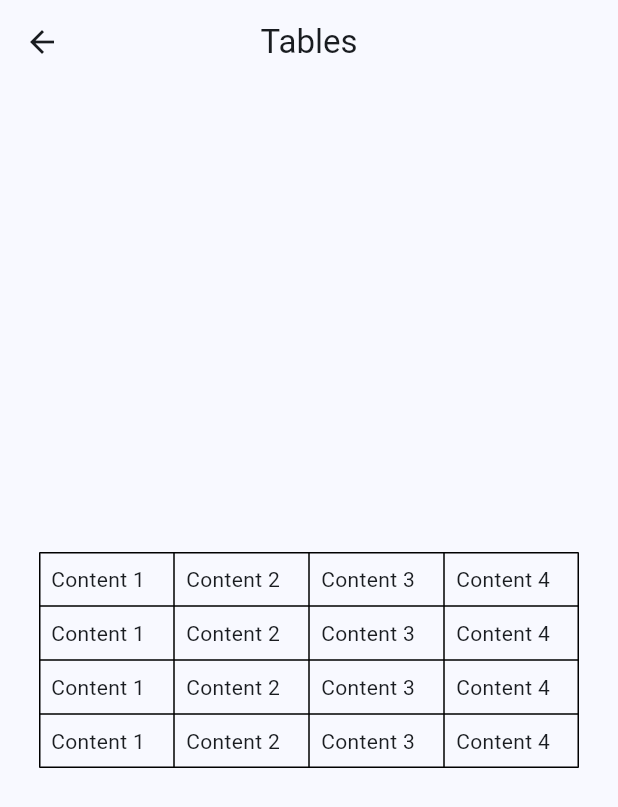
After one commit to delbertkimbi/Widget-of-the-day, a Flutter app: the TablesPage screen opened directly, on a phone screen of 412 x 824 dp. The commit adds this screen. Shown: the top 807 px of the screen. Run offline on Flutter 3.47's test engine with Material 3 defaults, Android fonts, the phone set to English and light mode, and no system bars.

Commit message:
Tables => Flutter wideget of the day

```diff
--- a/flutter_widgets/lib/widgets/card.dart
+++ b/flutter_widgets/lib/widgets/card.dart
@@ -1,3 +1,4 @@
+
 import 'package:flutter/material.dart';
 
 class CardPage extends StatefulWidget {
--- /dev/null
+++ b/flutter_widgets/lib/widgets/tables.dart
@@ -0,0 +1,49 @@
+import 'package:flutter/material.dart';
+
+class TablesPage extends StatefulWidget {
+  const TablesPage({super.key});
+
+  @override
+  State<TablesPage> createState() => _TablesPageState();
+}
+
+class _TablesPageState extends State<TablesPage> {
+  TableRow tableRow =const TableRow(children: [
+    Padding(padding: EdgeInsets.all(8),
+    child: Text("Content 1"),
+    ),
+        Padding(padding: EdgeInsets.all(8),
+    child: Text("Content 2"),
+    ),
+        Padding(padding: EdgeInsets.all(8),
+    child: Text("Content 3"),
+    ),
+        Padding(padding: EdgeInsets.all(8),
+    child: Text("Content 4"),
+    ),
+  ]);
+
+  @override
+  Widget build(BuildContext context) {
+    return Scaffold(
+      appBar: AppBar(
+        title:const Text("Tables"),
+        centerTitle: true,
+        elevation: 0,
+      ),
+      body: Center(
+        child: Table(
+
+          border: TableBorder.all(),
+          defaultColumnWidth:const FixedColumnWidth(90.0),
+          children: [
+              tableRow,
+              tableRow,
+              tableRow,
+              tableRow,
+          ],
+        ),
+      ),
+    );
+  }
+}
```
